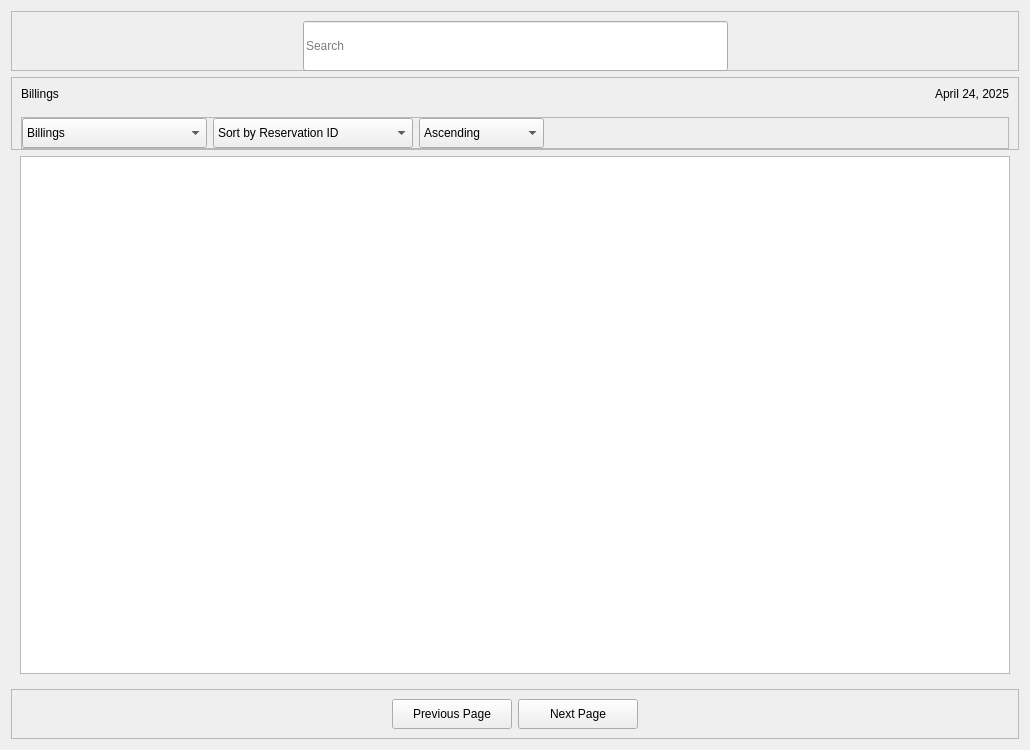
This is ui_files/billing_page.ui in xbryan25/hotel-management-system as Qt 5 draws it before an edit. The edited form follows.
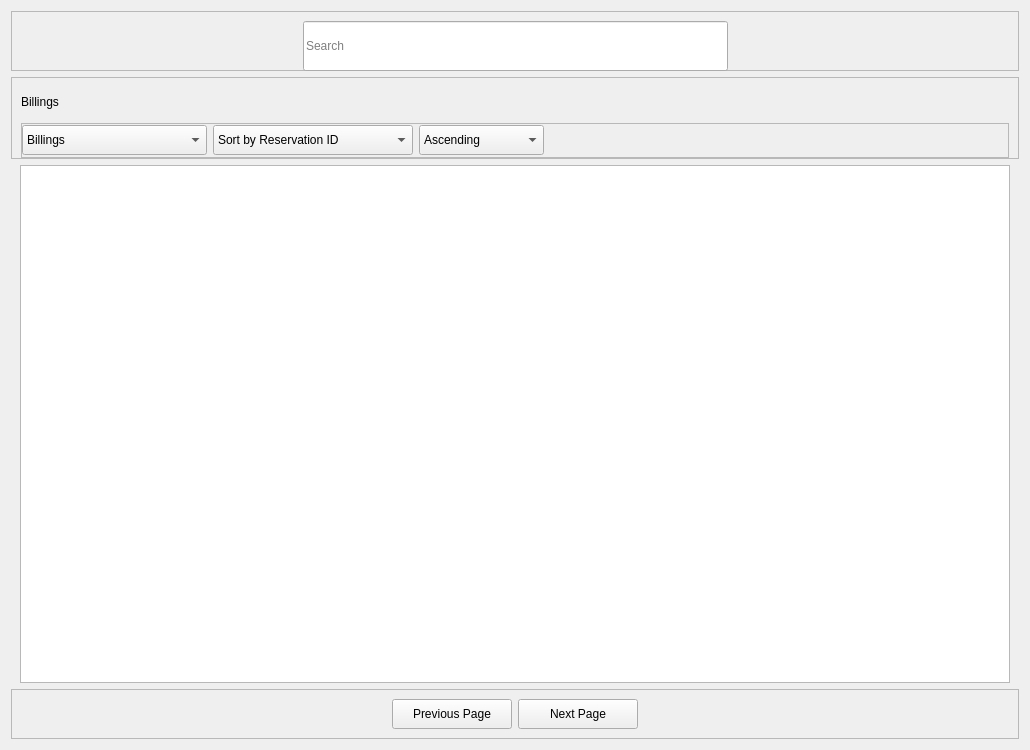
This is the edited form.

Commit message: ui(billing_page, booking_page, guests_page, services_page): made these pages be consistent with each other

What changed in the file:
```diff
--- a/ui_files/billing_page.ui
+++ b/ui_files/billing_page.ui
@@ -44,19 +44,12 @@
       <property name="bottomMargin">
        <number>0</number>
       </property>
-      <item row="0" column="0">
-       <widget class="QLabel" name="billings_label">
-        <property name="text">
-         <string>Billings</string>
-        </property>
-       </widget>
-      </item>
-      <item row="2" column="0" rowspan="2" colspan="3">
+      <item row="1" column="0" rowspan="2" colspan="3">
        <widget class="QFrame" name="actions_frame">
         <property name="minimumSize">
          <size>
           <width>20</width>
-          <height>0</height>
+          <height>35</height>
          </size>
         </property>
         <property name="frameShape">
@@ -188,38 +181,19 @@
         </layout>
        </widget>
       </item>
-      <item row="0" column="2">
-       <widget class="QLabel" name="date_today_label">
+      <item row="0" column="0">
+       <widget class="QLabel" name="billings_label">
         <property name="minimumSize">
          <size>
-          <width>200</width>
-          <height>0</height>
+          <width>0</width>
+          <height>30</height>
          </size>
         </property>
         <property name="text">
-         <string>April 24, 2025</string>
-        </property>
-        <property name="alignment">
-         <set>Qt::AlignRight|Qt::AlignTrailing|Qt::AlignVCenter</set>
+         <string>Billings</string>
         </property>
        </widget>
       </item>
-      <item row="1" column="0">
-       <spacer name="vs_1">
-        <property name="orientation">
-         <enum>Qt::Vertical</enum>
-        </property>
-        <property name="sizeType">
-         <enum>QSizePolicy::Fixed</enum>
-        </property>
-        <property name="sizeHint" stdset="0">
-         <size>
-          <width>20</width>
-          <height>10</height>
-         </size>
-        </property>
-       </spacer>
-      </item>
      </layout>
     </widget>
    </item>
@@ -386,6 +360,9 @@
       <property name="topMargin">
        <number>0</number>
       </property>
+      <property name="bottomMargin">
+       <number>0</number>
+      </property>
       <item row="0" column="0">
        <widget class="QTableView" name="billings_table_view">
         <property name="showGrid">
```
The commit also changes 11 other files.
